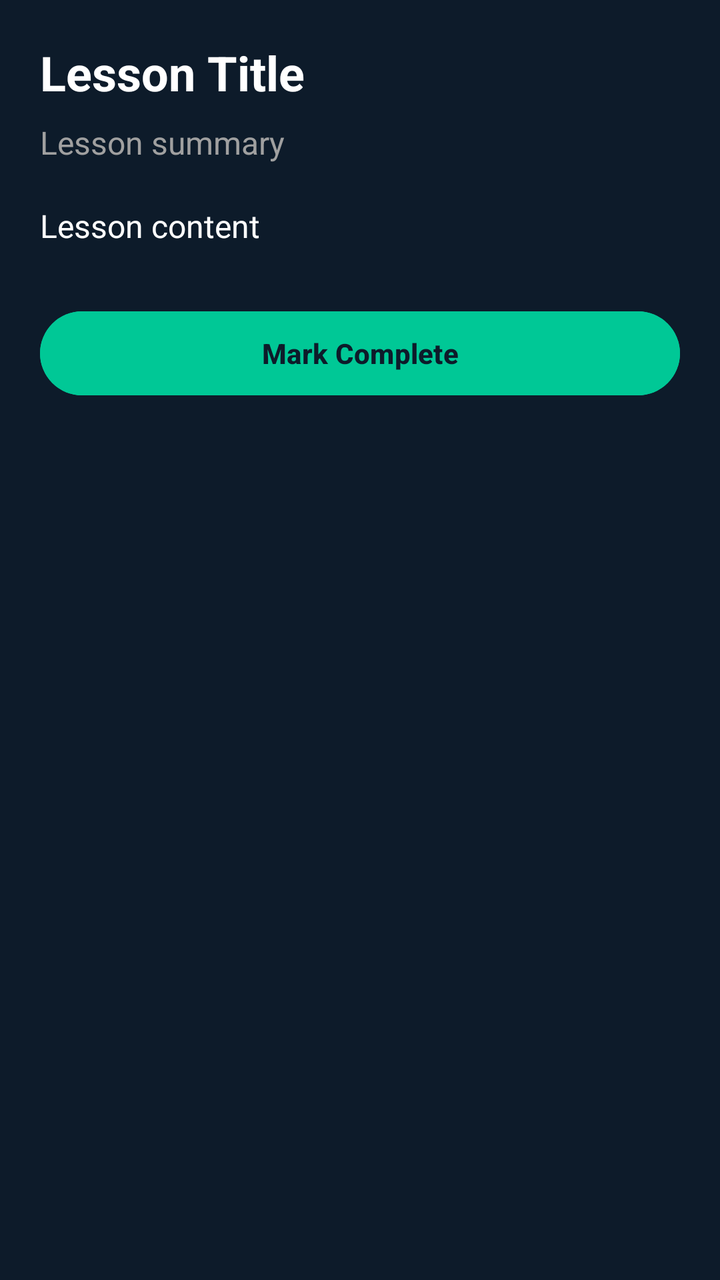
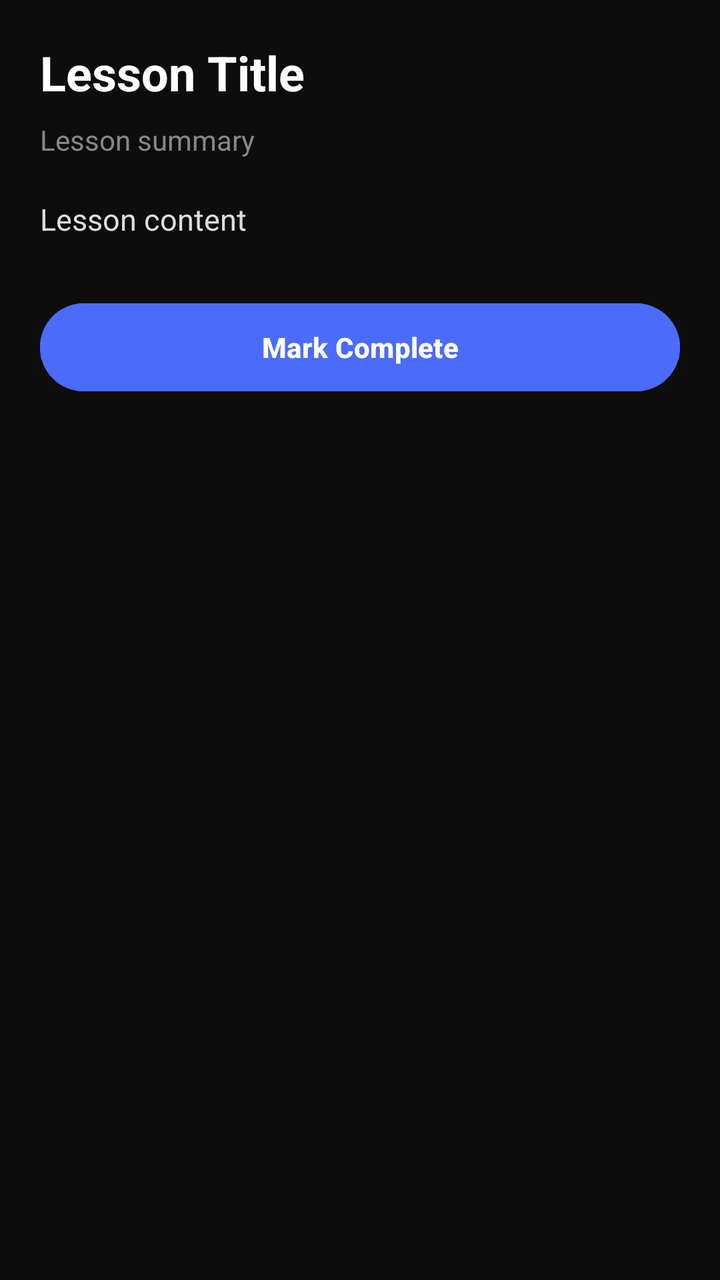

Compare the two renders of this Android layout. The source of the first and the diff that turns it into the second are given below.
<!-- AndroidManifest.xml: application theme Theme.PaperTraderV2 -->
<!-- res/layout/fragment_lesson_detail.xml -->
<?xml version="1.0" encoding="utf-8"?>
<ScrollView xmlns:android="http://schemas.android.com/apk/res/android"
    android:layout_width="match_parent"
    android:layout_height="match_parent"
    android:background="#0D1B2A"
    android:padding="20dp">

    <LinearLayout
        android:orientation="vertical"
        android:layout_width="match_parent"
        android:layout_height="wrap_content">

        <TextView
            android:id="@+id/lessonTitle"
            android:layout_width="wrap_content"
            android:layout_height="wrap_content"
            android:text="Lesson Title"
            android:textSize="24sp"
            android:textStyle="bold"
            android:textColor="#FFFFFF"
            android:paddingBottom="8dp" />

        <TextView
            android:id="@+id/lessonSummary"
            android:layout_width="wrap_content"
            android:layout_height="wrap_content"
            android:text="Lesson summary"
            android:textSize="16sp"
            android:textColor="#A0A0A0"
            android:paddingBottom="20dp" />

        <TextView
            android:id="@+id/lessonContent"
            android:layout_width="match_parent"
            android:layout_height="wrap_content"
            android:text="Lesson content"
            android:textColor="#FFFFFF"
            android:textSize="16sp"
            android:lineSpacingExtra="6dp" />

        <Button
            android:id="@+id/btnMarkComplete"
            android:layout_width="match_parent"
            android:layout_height="50dp"
            android:text="Mark Complete"
            android:textStyle="bold"
            android:textColor="#0D1B2A"
            android:backgroundTint="#00C896"
            android:layout_marginTop="28dp" />
    </LinearLayout>
</ScrollView>
<!-- resources referenced by this layout -->
<resources>
  <style name="Theme.PaperTraderV2" parent="Base.Theme.PaperTraderV2" />
  <style name="Base.Theme.PaperTraderV2" parent="Theme.Material3.DayNight.NoActionBar">
          
          
      </style>
</resources>

<!-- the commit's change to res/layout/fragment_lesson_detail.xml (unified diff, before → after) -->
@@ -2,13 +2,14 @@
 <ScrollView xmlns:android="http://schemas.android.com/apk/res/android"
     android:layout_width="match_parent"
     android:layout_height="match_parent"
-    android:background="#0D1B2A"
-    android:padding="20dp">
+    android:background="#0D0D0D">
 
     <LinearLayout
         android:orientation="vertical"
         android:layout_width="match_parent"
-        android:layout_height="wrap_content">
+        android:layout_height="wrap_content"
+        android:padding="20dp"
+        android:paddingBottom="100dp">
 
         <TextView
             android:id="@+id/lessonTitle"
@@ -25,8 +26,8 @@
             android:layout_width="wrap_content"
             android:layout_height="wrap_content"
             android:text="Lesson summary"
-            android:textSize="16sp"
-            android:textColor="#A0A0A0"
+            android:textSize="14sp"
+            android:textColor="#888888"
             android:paddingBottom="20dp" />
 
         <TextView
@@ -34,18 +35,18 @@
             android:layout_width="match_parent"
             android:layout_height="wrap_content"
             android:text="Lesson content"
-            android:textColor="#FFFFFF"
-            android:textSize="16sp"
+            android:textColor="#DDDDDD"
+            android:textSize="15sp"
             android:lineSpacingExtra="6dp" />
 
         <Button
             android:id="@+id/btnMarkComplete"
             android:layout_width="match_parent"
-            android:layout_height="50dp"
+            android:layout_height="52dp"
             android:text="Mark Complete"
             android:textStyle="bold"
-            android:textColor="#0D1B2A"
-            android:backgroundTint="#00C896"
+            android:textColor="#FFFFFF"
+            android:backgroundTint="#4B6BFB"
             android:layout_marginTop="28dp" />
     </LinearLayout>
 </ScrollView>
<!-- resource entries referenced after the edit -->
@@ -2,8 +2,16 @@
 <resources>
   <style name="Theme.PaperTraderV2" parent="Base.Theme.PaperTraderV2" />
   <style name="Base.Theme.PaperTraderV2" parent="Theme.Material3.DayNight.NoActionBar">
-          
-          
+          <item name="android:windowBackground">#000000</item>
+          <item name="android:colorBackground">#000000</item>
+          <item name="colorPrimary">#000000</item>
+          <item name="colorPrimaryContainer">#000000</item>
+          <item name="colorSurface">#000000</item>
+          <item name="colorSurfaceVariant">#000000</item>
+          <item name="android:navigationBarColor">#0D0D0D</item>
+          <item name="android:statusBarColor">#000000</item>
+          <item name="android:windowLightStatusBar">false</item>
+          <item name="android:windowLightNavigationBar">false</item>
       </style>
 </resources>
 
